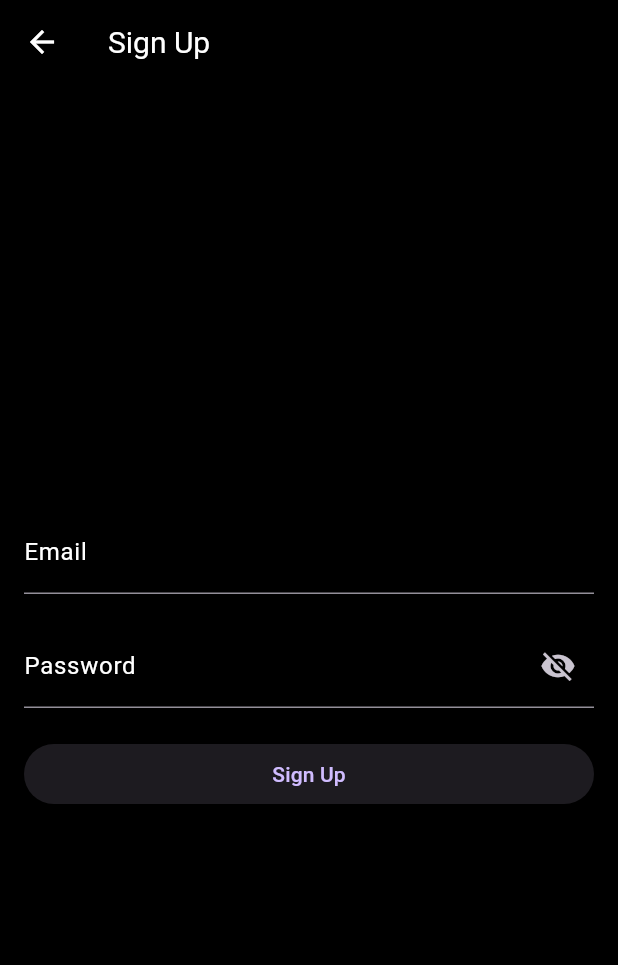
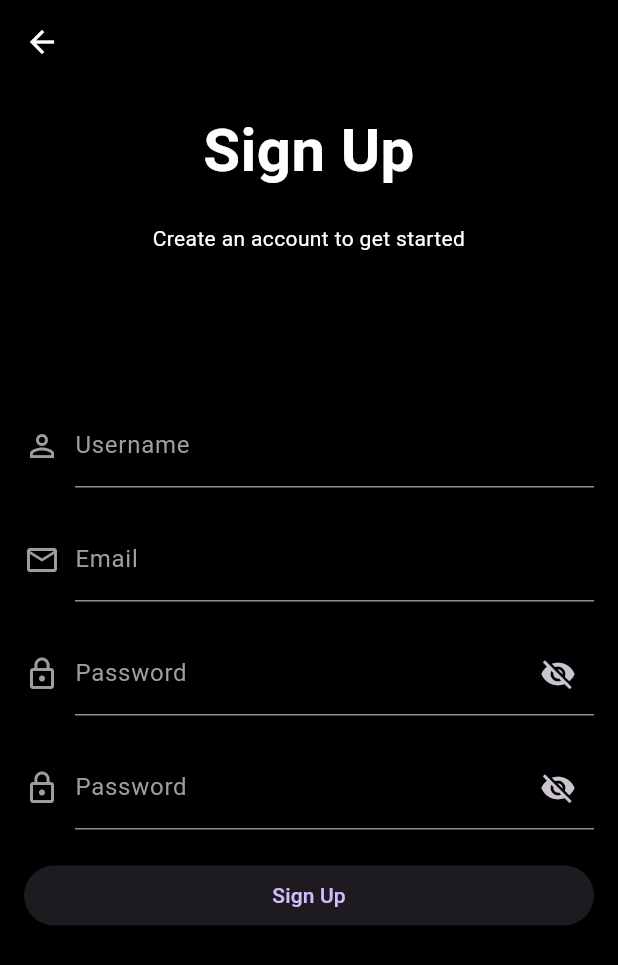
Before and after one commit to Donelongo/flutter-2024-proj, a Flutter app: the SignupPage screen opened by its route, on a phone screen of 412 x 824 dp. Shown: the top 965 px of the screen. Run offline on Flutter 3.47's test engine with Material 3 defaults, Android fonts, the phone set to English and light mode, and no system bars.

Commit message:
entry page edit

```diff
--- a/lib/main.dart
+++ b/lib/main.dart
@@ -1,4 +1,3 @@
-
 import 'package:flutter/material.dart';
 import 'package:digital_notebook/screens/home.dart';
 import 'package:digital_notebook/screens/admin/admin.dart';
@@ -36,7 +35,7 @@ class MyApp extends StatelessWidget {
         ),
 
         inputDecorationTheme: const InputDecorationTheme(
-          labelStyle: TextStyle(color: Colors.white),
+          labelStyle: TextStyle(color: Colors.grey),
           hintStyle: TextStyle(color: Colors.grey),
         ),
         bottomNavigationBarTheme: const BottomNavigationBarThemeData(
@@ -48,9 +47,8 @@ class MyApp extends StatelessWidget {
       ),
       initialRoute: '/',
       routes: {
-        '/': (context) => const HomePage(),
+        '/': (context) => const LoginPage(),
         '/admin': (context) =>  const AdminPage(),
-        '/login': (context) => const LoginPage(),
         '/signup': (context) => const SignupPage(),
         '/notes': (context) => const Notepage(),
       },
--- a/lib/screens/signup.dart
+++ b/lib/screens/signup.dart
@@ -8,33 +8,67 @@ class SignupPage extends StatelessWidget {
   Widget build(BuildContext context) {
     return Scaffold(
       appBar: AppBar(
-          title: const Text('Sign Up',
-          style: TextStyle(
-            fontSize: 20,
-        )
+
       ),
-        ),
-        body: Center(
-          child: Padding(
+      body: Padding(
           padding: const EdgeInsets.all(16.0),
           child: SingleChildScrollView(
             physics: const ClampingScrollPhysics(),
             child: Column(
               crossAxisAlignment: CrossAxisAlignment.stretch,
-                mainAxisAlignment: MainAxisAlignment.center,
+              mainAxisAlignment: MainAxisAlignment.start,
               children: [
-                  const TextField(
+                const Text(
+                  'Sign Up',
+                  style: TextStyle(
+                    fontSize: 40,
+                    fontWeight: FontWeight.bold,
+                  ),
+                  textAlign: TextAlign.center,
+                ),
+              const SizedBox(height: 20),
+                const Text('Create an account to get started',
+                  textAlign: TextAlign.center),
+                const SizedBox(height: 100),
+                const Row(
+                  children: [
+                    Icon(Icons.person_outline, color: Colors.grey),
+                    SizedBox(width: 10),
+                    Expanded(
+                      child: TextField(
+                        decoration: InputDecoration(
+                          labelText: 'Username',
+                        ),
+                      ),
+                    ),
+                  ],
+                ),
+                const SizedBox(height: 20),
+                const Row(
+                  children: [
+                    Icon(Icons.mail_outlined, color: Colors.grey),
+                    SizedBox(width: 10),
+                    Expanded(
+                      child: TextField(
                         decoration: InputDecoration(
                           labelText: 'Email',
                         ),
                       ),
+                    ),
+                  ],
+                ),
                 const SizedBox(height: 20),
                 const PasswordWidget(
+                  label: 'Password',
+                ),
+                const SizedBox(height: 20),
+                const PasswordWidget(
+                  label: 'Confirm Password',
                 ),
                 const SizedBox(height: 20),
                 ElevatedButton(
                   onPressed: () {
-                      Navigator.pushNamed(context, '/notes');
+                    Navigator.pushNamed(context, '/login');
                   },
                   child: const Text('Sign Up'),
                 ),
@@ -42,7 +76,6 @@ class SignupPage extends StatelessWidget {
             ),
           ),
         ),
-        ),
     );
   }
 }
--- a/lib/widgets/password.dart
+++ b/lib/widgets/password.dart
@@ -1,7 +1,7 @@
 import 'package:flutter/material.dart';
 
 class PasswordWidget extends StatefulWidget {
-  const PasswordWidget({super.key});
+  const PasswordWidget({super.key, required String label});
 
   @override
   PasswordWidgetState createState() => PasswordWidgetState();
@@ -12,7 +12,12 @@ class PasswordWidgetState extends State<PasswordWidget> {
 
   @override
   Widget build(BuildContext context) {
-    return TextFormField(
+    return Row(
+      children: [
+        const Icon(Icons.lock_outline, color: Colors.grey),
+        const SizedBox(width: 10),
+        Expanded(
+          child: TextFormField(
             obscureText: obscureText,
             decoration: InputDecoration(
               labelText: 'Password',
@@ -33,6 +38,9 @@ class PasswordWidgetState extends State<PasswordWidget> {
               }
               return null;
             },
+          ),
+        ),
+      ],
     );
   }
 }
--- a/pubspec.yaml
+++ b/pubspec.yaml
@@ -68,6 +68,7 @@ flutter:
     - ./assets/images/i1.jpeg
     - ./assets/images/e.jpeg
     - ./assets/images/avatar.png
+    - ./assets/images/echologo.png
 
   # An image asset can refer to one or more resolution-specific "variants", see
   # https://flutter.dev/assets-and-images/#resolution-aware
```
Also changed, not shown: lib/screens/login.dart (+70 -11 lines), assets/images/echologo.png (added). Lines whose indentation alone changed are shown as unchanged.
